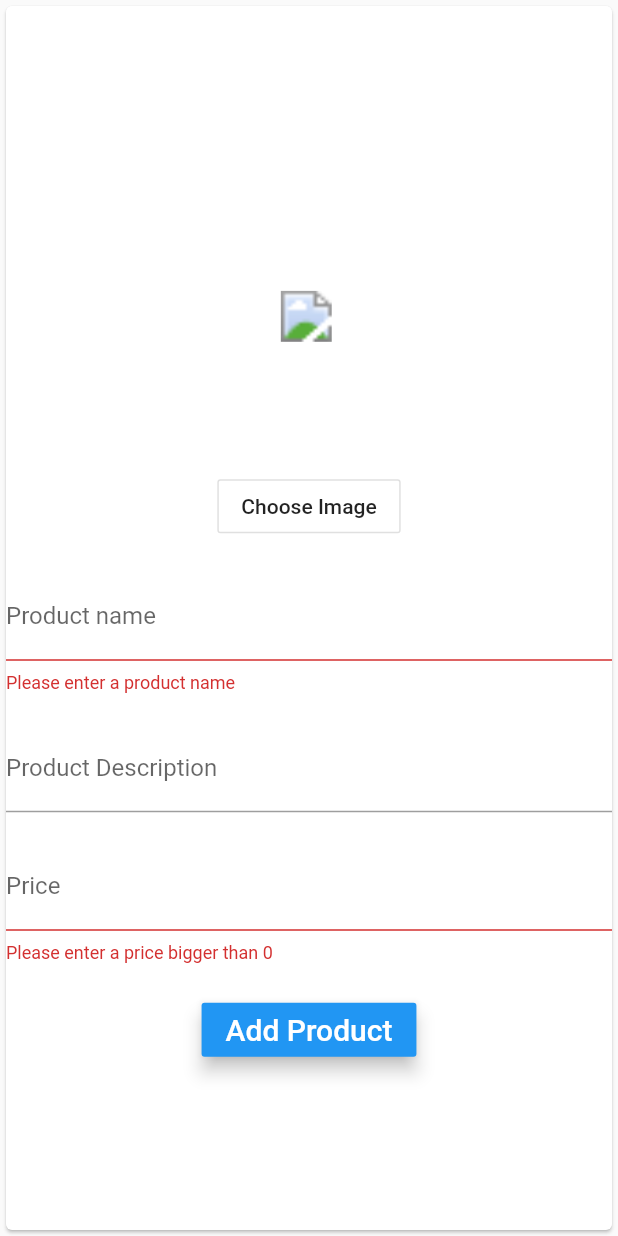
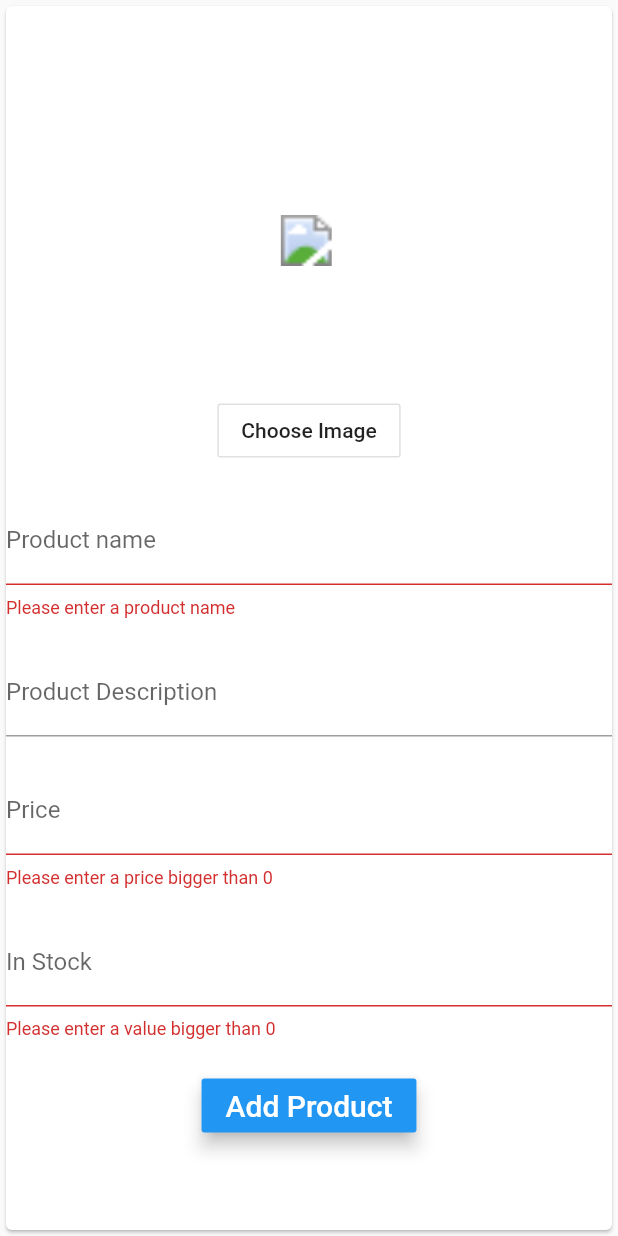
Before and after one commit to Jane-Terziev/online-shop-flutter, a Flutter app: the ProductForm widget shown alone on an empty page, opened directly, after a tap on "Add Product", on a phone screen of 412 x 824 dp. Run offline on Flutter 3.47's test engine with Material 2 defaults, Android fonts, the phone set to English and light mode, and no system bars; our stand-ins replace flutter_login, flutter_spinkit, image_picker, shared_preferences; missing offline and left inert: meet_network_image; accounts and stored records are empty; network calls fail; Roboto replaces fonts that are missing (OpenSans).

Commit message:
Small modification in naming convention

```diff
--- a/lib/models/product.dart
+++ b/lib/models/product.dart
@@ -20,7 +20,6 @@ class Product {
   });
 
   factory Product.fromJson(Map<String, dynamic> json) {
-    print(json);
     return new Product(
         id: json['id'],
         title: json['title'],
--- a/lib/widgets/product_form.dart
+++ b/lib/widgets/product_form.dart
@@ -23,16 +23,9 @@ class _ProductFormState extends State<ProductForm> {
   String _title;
   String _description;
   double _price;
-  int _instock;
+  int _in_stock;
   String _category;
   File _image;
-  List categories = [
-    'Accessories',
-    'Toys',
-    'Electronics',
-    'Clothes',
-    'Educational',
-  ];
 
   Future<http.Response> createProduct(context) async {
     SharedPreferences sp = await SharedPreferences.getInstance();
@@ -61,11 +54,11 @@ class _ProductFormState extends State<ProductForm> {
     //add headers
     request.headers.addAll(headers);
 
-    //adding params
     request.fields['title'] = _title;
     request.fields['description'] = _description;
-    request.fields['price'] = "123.321";
+    request.fields['price'] = _price.toString();
     request.fields['category_id'] = "7";
+    request.fields['in_stock'] = _in_stock.toString();
 
     // send
     var response = await request.send();
@@ -212,6 +205,25 @@ class _ProductFormState extends State<ProductForm> {
                   },
                 ),
                 SizedBox(height: 20),
+                TextFormField(
+                  keyboardType: TextInputType.number,
+                  inputFormatters: <TextInputFormatter>[
+                    FilteringTextInputFormatter.digitsOnly
+                  ],
+                  decoration: const InputDecoration(
+                    labelText: 'In Stock',
+                  ),
+                  validator: (value) {
+                    if (value.isEmpty || int.parse(value) <= 0) {
+                      return 'Please enter a value bigger than 0';
+                    }
+                    return null;
+                  },
+                  onSaved: (String value){
+                    _in_stock = int.parse(value);
+                  },
+                ),
+                SizedBox(height: 20),
                 Align(
                   alignment: Alignment.bottomCenter,
                   child: RaisedButton(
```
